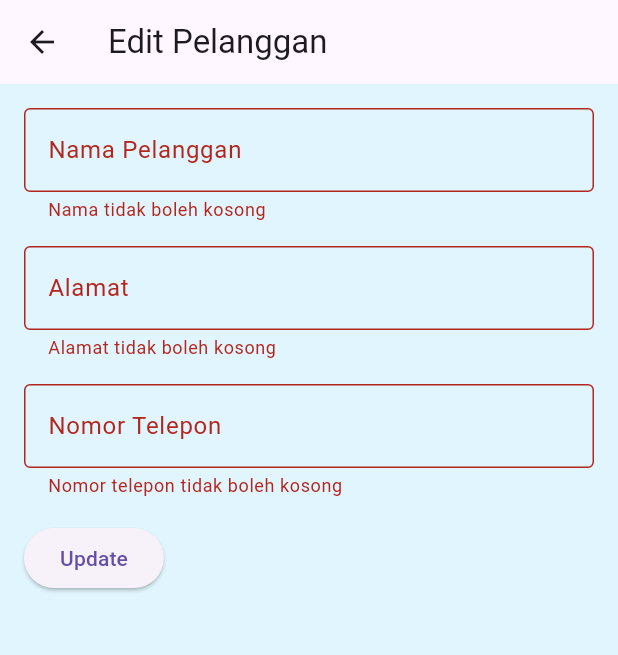
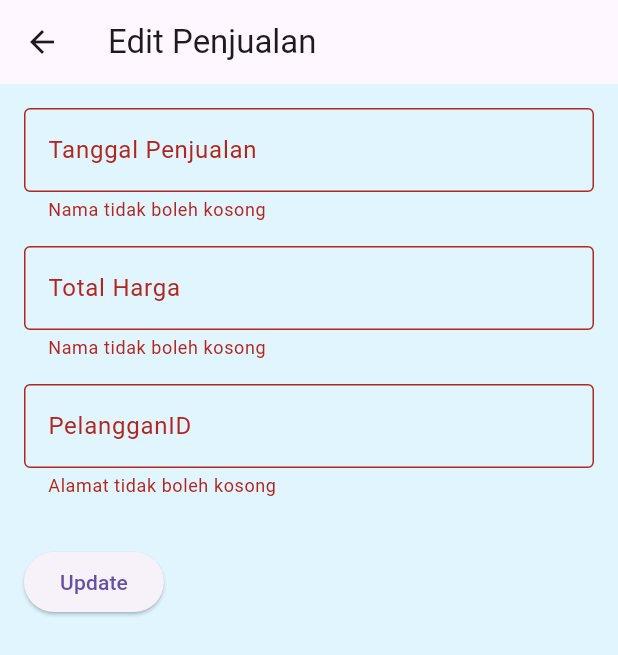
Before and after one commit to rennataamyla/rennatakasir, a Flutter app: the EditPenjualan screen opened directly with empty values, after a tap on "Update", on a phone screen of 412 x 824 dp. Shown: the top 655 px of the screen. Run offline on Flutter 3.47's test engine with Material 3 defaults, Android fonts, the phone set to English and light mode, and no system bars; our stand-ins replace supabase_flutter; accounts and stored records are empty.

Commit message:
commit keempat bikin detail penjualan

```diff
--- a/lib/pelanggan/index.dart
+++ b/lib/pelanggan/index.dart
@@ -58,11 +58,7 @@ class _PelangganTabState extends State<PelangganTab> {
                 style: TextStyle(fontSize: 18, fontWeight: FontWeight.bold),
               ),
             )
-          : GridView.builder( // Menampilkan data dalam bentuk grid
-              gridDelegate: SliverGridDelegateWithFixedCrossAxisCount(
-                crossAxisCount: 2, // Jumlah kolom
-                crossAxisSpacing: 12, // Jarak antar kolom
-              ),
+          : ListView.builder( // Menampilkan data dalam bentuk list
               padding: EdgeInsets.all(8), // Padding keseluruhan
               itemCount: Pelanggan.length, // Jumlah item
               itemBuilder: (context, index) {
--- a/lib/penjualan/update.dart
+++ b/lib/penjualan/update.dart
@@ -8,51 +8,53 @@ import 'package:supabase_flutter/supabase_flutter.dart';
     const EditPenjualan({super.key, required this.PenjualanID});
 
     @override
-    State<EditPenjualan> createState() => _EditPelangganState();
+    State<EditPenjualan> createState() => _EditPenjualanState();
   }
 
-  class _EditPelangganState extends State<EditPenjualan> {
-    final _nmplg = TextEditingController();
-    final _alamat = TextEditingController();
-    final _notlp = TextEditingController();
+  class _EditPenjualanState extends State<EditPenjualan> {
+    final _tgl = TextEditingController();
+    final _ttl = TextEditingController();
+    final _plgid = TextEditingController();
     final _formKey = GlobalKey<FormState>();
 
     @override
     void initState() {
       super.initState();
-      _loadPelangganData();
+      _loadPenjualanData();
     }
 
     // Fungsi untuk memuat data pelanggan berdasarkan ID
-    Future<void> _loadPelangganData() async {
+    Future<void> _loadPenjualanData() async {
       final data = await Supabase.instance.client
-          .from('Pelanggan')
+          .from('Penjualan')
           .select()
-          .eq('PelangganID', widget.PenjualanID)
+          .eq('PenjualanID', widget.PenjualanID)
           .single();
 
       setState(() {
-        _nmplg.text = data['NamaPelanggan'] ?? '';
-        _alamat.text = data['Alamat'] ?? '';
-        _notlp.text = data['NomorTelepon'] ?? '';
+        _tgl.text = data['TanggalPenjualan'] ?? '';
+        _ttl.text = data['TotalHarga']?.toString() ?? '';
+        _plgid.text = data['PelangganID']?.toString() ?? '';
+
       });
     }
 
-  // EditPelanggan.dart
+  // EditPenjualan.dart
   Future<void> updatePelanggan() async {
     if (_formKey.currentState!.validate()) {
       // Melakukan update data pelanggan ke database
       await Supabase.instance.client.from('Pelanggan').update({
-        'NamaPelanggan': _nmplg.text,
-        'Alamat': _alamat.text,
-        'NomorTelepon': _notlp.text,
-      }).eq('PelangganID', widget.PenjualanID);
+        'TanggalPenjualan': _tgl.text,
+        'TotalHarga': _ttl.text,
+        'PelangganID': _plgid.text,
+
+      }).eq('PenjualanID', widget.PenjualanID);
 
       // Navigasi ke PelangganTab setelah update, dengan menghapus semua halaman sebelumnya dari stack
-      Navigator.pushAndRemoveUntil(
+      Navigator.pushReplacement(
         context,
         MaterialPageRoute(builder: (context) => Homepage()),
-        (route) => false, // Hapus semua halaman sebelumnya
+         // Hapus semua halaman sebelumnya
       );
     }
   }
@@ -63,7 +65,7 @@ import 'package:supabase_flutter/supabase_flutter.dart';
     Widget build(BuildContext context) {
       return Scaffold(
         appBar: AppBar(
-          title: const Text('Edit Pelanggan'),
+          title: const Text('Edit Penjualan'),
         ),
         body: Padding(
           padding: const EdgeInsets.all(16.0),
@@ -73,9 +75,23 @@ import 'package:supabase_flutter/supabase_flutter.dart';
               crossAxisAlignment: CrossAxisAlignment.start,
               children: [
                 TextFormField(
-                  controller: _nmplg,
+                  controller: _tgl,
                   decoration: const InputDecoration(
-                    labelText: 'Nama Pelanggan',
+                    labelText: 'Tanggal Penjualan',
+                    border: OutlineInputBorder(),
+                  ),
+                  validator: (value) {
+                    if (value == null || value.isEmpty) {
+                      return 'Nama tidak boleh kosong';
+                    }
+                    return null;
+                  },
+                ),
+                SizedBox(height: 16),
+                TextFormField(
+                  controller: _ttl,
+                  decoration: const InputDecoration(
+                    labelText: 'Total Harga',
                     border: OutlineInputBorder(),
                   ),
                   validator: (value) {
@@ -87,9 +103,9 @@ import 'package:supabase_flutter/supabase_flutter.dart';
                 ),
                 const SizedBox(height: 16),
                 TextFormField(
-                  controller: _alamat,
+                  controller: _plgid,
                   decoration: const InputDecoration(
-                    labelText: 'Alamat',
+                    labelText: 'PelangganID',
                     border: OutlineInputBorder(),
                   ),
                   validator: (value) {
@@ -100,19 +116,7 @@ import 'package:supabase_flutter/supabase_flutter.dart';
                   },
                 ),
                 const SizedBox(height: 16),
-                TextFormField(
-                  controller: _notlp,
-                  decoration: const InputDecoration(
-                    labelText: 'Nomor Telepon',
-                    border: OutlineInputBorder(),
-                  ),
-                  validator: (value) {
-                    if (value == null || value.isEmpty) {
-                      return 'Nomor telepon tidak boleh kosong';
-                    }
-                    return null;
-                  },
-                ),
+
                 const SizedBox(height: 16),
                 ElevatedButton(
                   onPressed: updatePelanggan,
```
Also changed, not shown: lib/detailpenjualan.dart (added, +99 -0 lines), lib/homepage.dart (+4 -3 lines), lib/penjualan/index.dart (+58 -51 lines), lib/penjualan/insert.dart (+22 -52 lines), lib/produk/index.dart (+53 -39 lines), lib/register.dart (+30 -0 lines).
